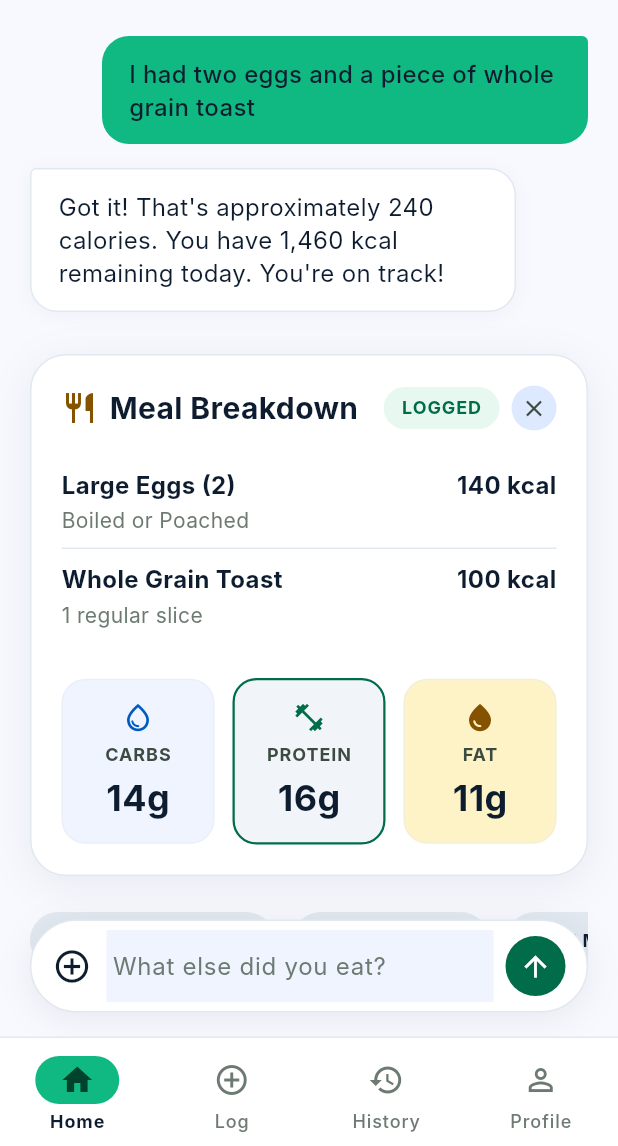
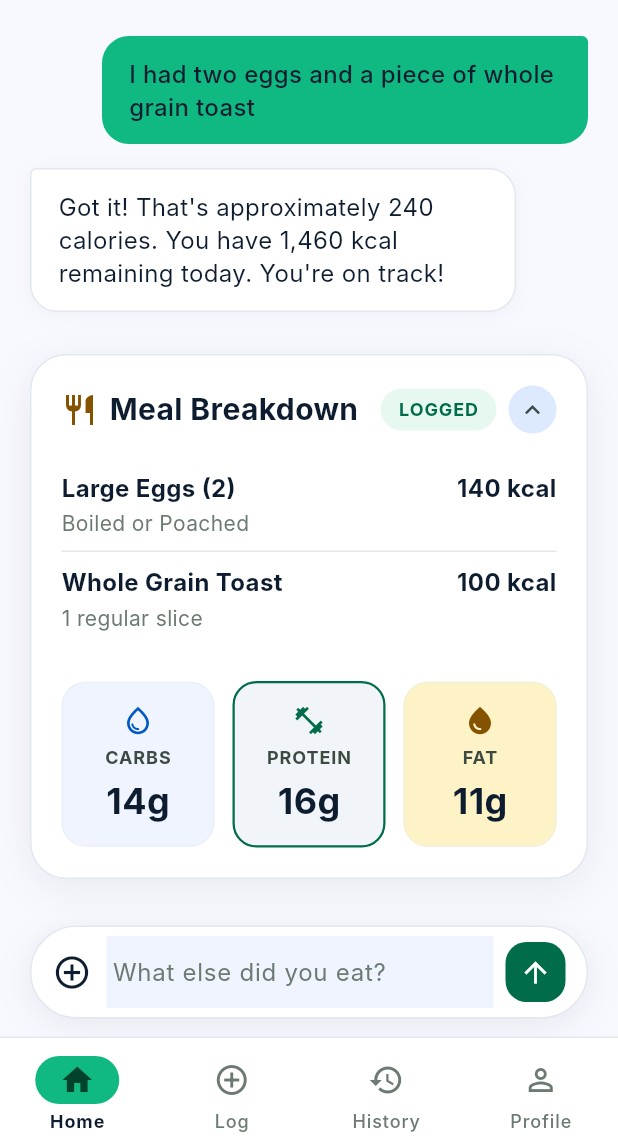
Before and after one commit to Vichally20/Kalori, a Flutter app: the LogView screen opened by its route, on a phone screen of 412 x 824 dp, the part 90-1236 px from its top. Run offline on Flutter 3.47's test engine with Material 3 defaults, Android fonts, the phone set to English and light mode, and no system bars; our stand-ins replace equatable, get; Roboto replaces fonts that are missing (Inter).

Commit message:
logs clean ups

```diff
--- /dev/null
+++ b/lib/features/home/data/model/food_log_item.dart
@@ -0,0 +1,63 @@
+import 'package:flutter/material.dart';
+
+/// Data model representing a logged food item or quick entry on the Home Screen.
+class FoodLogItem {
+  final String title;
+  final String subtitle;
+  final String calories;
+  final IconData icon;
+  final Color iconBgColor;
+  final Color iconColor;
+
+  const FoodLogItem({
+    required this.title,
+    required this.subtitle,
+    required this.calories,
+    required this.icon,
+    required this.iconBgColor,
+    required this.iconColor,
+  });
+
+  FoodLogItem copyWith({
+    String? title,
+    String? subtitle,
+    String? calories,
+    IconData? icon,
+    Color? iconBgColor,
+    Color? iconColor,
+  }) {
+    return FoodLogItem(
+      title: title ?? this.title,
+      subtitle: subtitle ?? this.subtitle,
+      calories: calories ?? this.calories,
+      icon: icon ?? this.icon,
+      iconBgColor: iconBgColor ?? this.iconBgColor,
+      iconColor: iconColor ?? this.iconColor,
+    );
+  }
+
+  Map<String, dynamic> toMap() {
+    return {
+      'title': title,
+      'subtitle': subtitle,
+      'calories': calories,
+      'iconCodePoint': icon.codePoint,
+      'iconBgColor': iconBgColor.toARGB32(),
+      'iconColor': iconColor.toARGB32(),
+    };
+  }
+
+  factory FoodLogItem.fromMap(Map<String, dynamic> map) {
+    return FoodLogItem(
+      title: map['title'] as String? ?? '',
+      subtitle: map['subtitle'] as String? ?? '',
+      calories: map['calories'] as String? ?? '',
+      icon: IconData(
+        map['iconCodePoint'] as int? ?? Icons.fastfood_outlined.codePoint,
+        fontFamily: 'MaterialIcons',
+      ),
+      iconBgColor: Color(map['iconBgColor'] as int? ?? 0xFFEFF4FF),
+      iconColor: Color(map['iconColor'] as int? ?? 0xFF006C49),
+    );
+  }
+}
--- /dev/null
+++ b/lib/features/home/data/model/model.dart
@@ -0,0 +1 @@
+export 'food_log_item.dart';
--- a/lib/features/home/view/controllers/home_controller.dart
+++ b/lib/features/home/view/controllers/home_controller.dart
@@ -1,24 +1,7 @@
 import 'package:flutter/material.dart';
 import 'package:get/get.dart';
+import '../../data/model/model.dart';
 import '../../../log/view/controllers/log_controller.dart';
-
-class FoodLogItem {
-  final String title;
-  final String subtitle;
-  final String calories;
-  final IconData icon;
-  final Color iconBgColor;
-  final Color iconColor;
-
-  FoodLogItem({
-    required this.title,
-    required this.subtitle,
-    required this.calories,
-    required this.icon,
-    required this.iconBgColor,
-    required this.iconColor,
-  });
-}
 
 class HomeController extends GetxController {
   // Bottom Nav Bar state (0: Home, 1: Log, 2: History, 3: Profile)
--- a/lib/features/home/view/widgets/recent_logs_section.dart
+++ b/lib/features/home/view/widgets/recent_logs_section.dart
@@ -1,6 +1,6 @@
 import 'package:flutter/material.dart';
 import '../../../../core/theme/app_theme.dart';
-import '../controllers/home_controller.dart';
+import '../../data/model/model.dart';
 
 class RecentLogsSection extends StatelessWidget {
   final List<FoodLogItem> logs;
--- /dev/null
+++ b/lib/features/log/data/model/chat_message.dart
@@ -0,0 +1,34 @@
+/// Data model representing a chat bubble message inside the Log Screen.
+class ChatMessage {
+  final String text;
+  final bool isUser;
+
+  const ChatMessage({
+    required this.text,
+    required this.isUser,
+  });
+
+  ChatMessage copyWith({
+    String? text,
+    bool? isUser,
+  }) {
+    return ChatMessage(
+      text: text ?? this.text,
+      isUser: isUser ?? this.isUser,
+    );
+  }
+
+  Map<String, dynamic> toMap() {
+    return {
+      'text': text,
+      'isUser': isUser,
+    };
+  }
+
+  factory ChatMessage.fromMap(Map<String, dynamic> map) {
+    return ChatMessage(
+      text: map['text'] as String? ?? '',
+      isUser: map['isUser'] as bool? ?? false,
+    );
+  }
+}
--- /dev/null
+++ b/lib/features/log/data/model/meal_food_item.dart
@@ -0,0 +1,40 @@
+/// Data model representing a food item inside the Meal Breakdown card.
+class MealFoodItem {
+  final String title;
+  final String subtitle;
+  final String calories;
+
+  const MealFoodItem({
+    required this.title,
+    required this.subtitle,
+    required this.calories,
+  });
+
+  MealFoodItem copyWith({
+    String? title,
+    String? subtitle,
+    String? calories,
+  }) {
+    return MealFoodItem(
+      title: title ?? this.title,
+      subtitle: subtitle ?? this.subtitle,
+      calories: calories ?? this.calories,
+    );
+  }
+
+  Map<String, dynamic> toMap() {
+    return {
+      'title': title,
+      'subtitle': subtitle,
+      'calories': calories,
+    };
+  }
+
+  factory MealFoodItem.fromMap(Map<String, dynamic> map) {
+    return MealFoodItem(
+      title: map['title'] as String? ?? '',
+      subtitle: map['subtitle'] as String? ?? '',
+      calories: map['calories'] as String? ?? '',
+    );
+  }
+}
--- /dev/null
+++ b/lib/features/log/data/model/model.dart
@@ -0,0 +1,2 @@
+export 'chat_message.dart';
+export 'meal_food_item.dart';
--- a/lib/features/log/view/screens/log_screen.dart
+++ b/lib/features/log/view/screens/log_screen.dart
@@ -22,16 +22,17 @@ class LogView extends StatelessWidget {
 
     final bool isStandaloneRoute = Get.currentRoute == AppRoutes.log;
 
-    final Widget content = Stack(
+    final Widget content = SafeArea(
+      child: Column(
         children: [
           // Main Scrollable Area
-        SafeArea(
+          Expanded(
             child: SingleChildScrollView(
               padding: const EdgeInsets.only(
                 left: KaloriSpacing.containerMargin,
                 right: KaloriSpacing.containerMargin,
                 top: KaloriSpacing.md,
-              bottom: 96.0, // Space for bottom floating bar
+                bottom: KaloriSpacing.md,
               ),
               child: Column(
                 crossAxisAlignment: CrossAxisAlignment.start,
@@ -90,29 +91,30 @@ class LogView extends StatelessWidget {
                   ),
                   const SizedBox(height: KaloriSpacing.sm),
 
-                // Closeable Meal Breakdown Card
-                Obx(() {
-                  if (!controller.showMealBreakdown.value) {
-                    return const SizedBox.shrink();
-                  }
-                  return Column(
+                  // Contractible Meal Breakdown Card
+                  Obx(
+                    () => Column(
                       children: [
                         MealBreakdownCard(
                           foodItems: controller.foodItems,
                           carbs: controller.carbsCurrent.value,
                           protein: controller.proteinCurrent.value,
                           fat: controller.fatCurrent.value,
-                        onClose: controller.dismissMealBreakdown,
+                          onClose: controller.contractMealBreakdown,
+                          isExpanded: controller.isMealBreakdownExpanded.value,
+                          onToggleExpand: controller.toggleMealBreakdown,
                         ),
                         const SizedBox(height: KaloriSpacing.lg),
                       ],
-                  );
-                }),
+                    ),
+                  ),
 
                   // Quick Suggestion Chips (ADD BLACK COFFEE, etc.)
                   SuggestionChipsRow(
                     suggestions: const [
                       'ADD BLACK COFFEE',
+                      'ADD OAT MILK LATTE',
+                      'ADD ESPRESSO',
                       'ADD AVOCADO',
                       'EDIT MEAL',
                     ],
@@ -123,14 +125,21 @@ class LogView extends StatelessWidget {
             ),
           ),
 
-        // Floating Input Bar (`What else did you eat?`)
-        Positioned(
+          // Pinned Chat Bar right at the bottom of the screen
+          Container(
+            padding: const EdgeInsets.only(
               left: KaloriSpacing.containerMargin,
               right: KaloriSpacing.containerMargin,
-          bottom: KaloriSpacing.md,
+              top: 8.0,
+              bottom: 12.0,
+            ),
+            decoration: const BoxDecoration(
+              color: KaloriColors.background,
+            ),
             child: LogFloatingInputBar(controller: controller),
           ),
         ],
+      ),
     );
 
     if (!isStandaloneRoute) {
--- a/lib/features/log/view/widgets/chat_bubble.dart
+++ b/lib/features/log/view/widgets/chat_bubble.dart
@@ -1,6 +1,6 @@
 import 'package:flutter/material.dart';
 import '../../../../core/theme/app_theme.dart';
-import '../controllers/log_controller.dart';
+import '../../data/model/model.dart';
 
 class ChatBubble extends StatelessWidget {
   final ChatMessage message;
--- a/lib/features/log/view/widgets/log_floating_input_bar.dart
+++ b/lib/features/log/view/widgets/log_floating_input_bar.dart
@@ -59,16 +59,16 @@ class LogFloatingInputBar extends StatelessWidget {
           ),
           const SizedBox(width: 8.0),
 
-          // Green Send Button
+          // Green Send Button (Square with curved edge)
           GestureDetector(
             onTap: controller.submitInput,
             behavior: HitTestBehavior.opaque,
             child: Container(
               width: 40.0,
               height: 40.0,
-              decoration: const BoxDecoration(
-                color: Color(0xFF006C49),
-                shape: BoxShape.circle,
+              decoration: BoxDecoration(
+                color: const Color(0xFF006C49),
+                borderRadius: BorderRadius.circular(14.0),
               ),
               child: const Icon(
                 Icons.arrow_upward,
--- a/lib/features/log/view/widgets/meal_breakdown_card.dart
+++ b/lib/features/log/view/widgets/meal_breakdown_card.dart
@@ -1,6 +1,6 @@
 import 'package:flutter/material.dart';
 import '../../../../core/theme/app_theme.dart';
-import '../controllers/log_controller.dart';
+import '../../data/model/model.dart';
 
 class MealBreakdownCard extends StatelessWidget {
   final List<MealFoodItem> foodItems;
@@ -8,6 +8,8 @@ class MealBreakdownCard extends StatelessWidget {
   final int protein;
   final int fat;
   final VoidCallback onClose;
+  final bool isExpanded;
+  final VoidCallback? onToggleExpand;
 
   const MealBreakdownCard({
     super.key,
@@ -16,10 +18,76 @@ class MealBreakdownCard extends StatelessWidget {
     required this.protein,
     required this.fat,
     required this.onClose,
+    this.isExpanded = true,
+    this.onToggleExpand,
   });
 
   @override
   Widget build(BuildContext context) {
+    final VoidCallback toggleAction = onToggleExpand ?? onClose;
+
+    // Contracted state: compact card with title and expand icon on the far right
+    if (!isExpanded) {
+      return GestureDetector(
+        onTap: toggleAction,
+        behavior: HitTestBehavior.opaque,
+        child: Container(
+          decoration: BoxDecoration(
+            color: KaloriColors.surfaceContainerLowest,
+            borderRadius: BorderRadius.circular(KaloriRadius.xl),
+            border: Border.all(color: KaloriColors.borderSlate, width: 1.0),
+            boxShadow: const [
+              BoxShadow(
+                color: Color(0x0F0D1C2F),
+                blurRadius: 16.0,
+                offset: Offset(0, 4),
+              ),
+            ],
+          ),
+          padding: const EdgeInsets.symmetric(
+            horizontal: KaloriSpacing.containerMargin,
+            vertical: 16.0,
+          ),
+          child: Row(
+            mainAxisAlignment: MainAxisAlignment.spaceBetween,
+            children: [
+              Row(
+                children: [
+                  const Icon(
+                    Icons.restaurant_outlined,
+                    color: Color(0xFF855300),
+                    size: 24.0,
+                  ),
+                  const SizedBox(width: 8.0),
+                  Text(
+                    'Meal Breakdown',
+                    style: context.typography.headlineMd.copyWith(
+                      color: KaloriColors.onSurface,
+                      fontWeight: FontWeight.w700,
+                    ),
+                  ),
+                ],
+              ),
+              // Far right expand icon
+              Container(
+                padding: const EdgeInsets.all(6.0),
+                decoration: const BoxDecoration(
+                  color: KaloriColors.surfaceContainerHigh,
+                  shape: BoxShape.circle,
+                ),
+                child: const Icon(
+                  Icons.keyboard_arrow_down,
+                  size: 20.0,
+                  color: KaloriColors.onSurfaceVariant,
+                ),
+              ),
+            ],
+          ),
+        ),
+      );
+    }
+
+    // Expanded state: full meal breakdown card
     return Container(
       decoration: BoxDecoration(
         color: KaloriColors.surfaceContainerLowest,
@@ -37,7 +105,7 @@ class MealBreakdownCard extends StatelessWidget {
       child: Column(
         crossAxisAlignment: CrossAxisAlignment.start,
         children: [
-          // Header Row with closeable button & LOGGED badge
+          // Header Row with close/collapse button & LOGGED badge
           Row(
             mainAxisAlignment: MainAxisAlignment.spaceBetween,
             children: [
@@ -79,9 +147,9 @@ class MealBreakdownCard extends StatelessWidget {
                     ),
                   ),
                   const SizedBox(width: 8.0),
-                  // Close Button (make the meal breakdown card closeable)
+                  // Close/Collapse Button (contracts the card)
                   GestureDetector(
-                    onTap: onClose,
+                    onTap: toggleAction,
                     behavior: HitTestBehavior.opaque,
                     child: Container(
                       padding: const EdgeInsets.all(6.0),
@@ -90,8 +158,8 @@ class MealBreakdownCard extends StatelessWidget {
                         shape: BoxShape.circle,
                       ),
                       child: const Icon(
-                        Icons.close,
-                        size: 18.0,
+                        Icons.keyboard_arrow_up,
+                        size: 20.0,
                         color: KaloriColors.onSurfaceVariant,
                       ),
                     ),
--- a/lib/features/log/view/widgets/suggestion_chips_row.dart
+++ b/lib/features/log/view/widgets/suggestion_chips_row.dart
@@ -13,19 +13,11 @@ class SuggestionChipsRow extends StatelessWidget {
 
   @override
   Widget build(BuildContext context) {
-    return SingleChildScrollView(
-      scrollDirection: Axis.horizontal,
-      child: Row(
-        children: suggestions.asMap().entries.map((entry) {
-          final int idx = entry.key;
-          final String text = entry.value;
-
-          return Padding(
-            padding: EdgeInsets.only(
-              left: idx == 0 ? 0 : 8.0,
-              right: idx == suggestions.length - 1 ? 0 : 4.0,
-            ),
-            child: GestureDetector(
+    return Wrap(
+      spacing: 8.0,
+      runSpacing: 10.0,
+      children: suggestions.map((text) {
+        return GestureDetector(
           onTap: () => onChipTap(text),
           child: Container(
             padding: const EdgeInsets.symmetric(
@@ -45,10 +37,8 @@ class SuggestionChipsRow extends StatelessWidget {
               ),
             ),
           ),
-            ),
         );
       }).toList(),
-      ),
     );
   }
 }
```
Also changed, not shown: lib/features/log/view/controllers/log_controller.dart (+62 -23 lines). Lines whose indentation alone changed are shown as unchanged.
